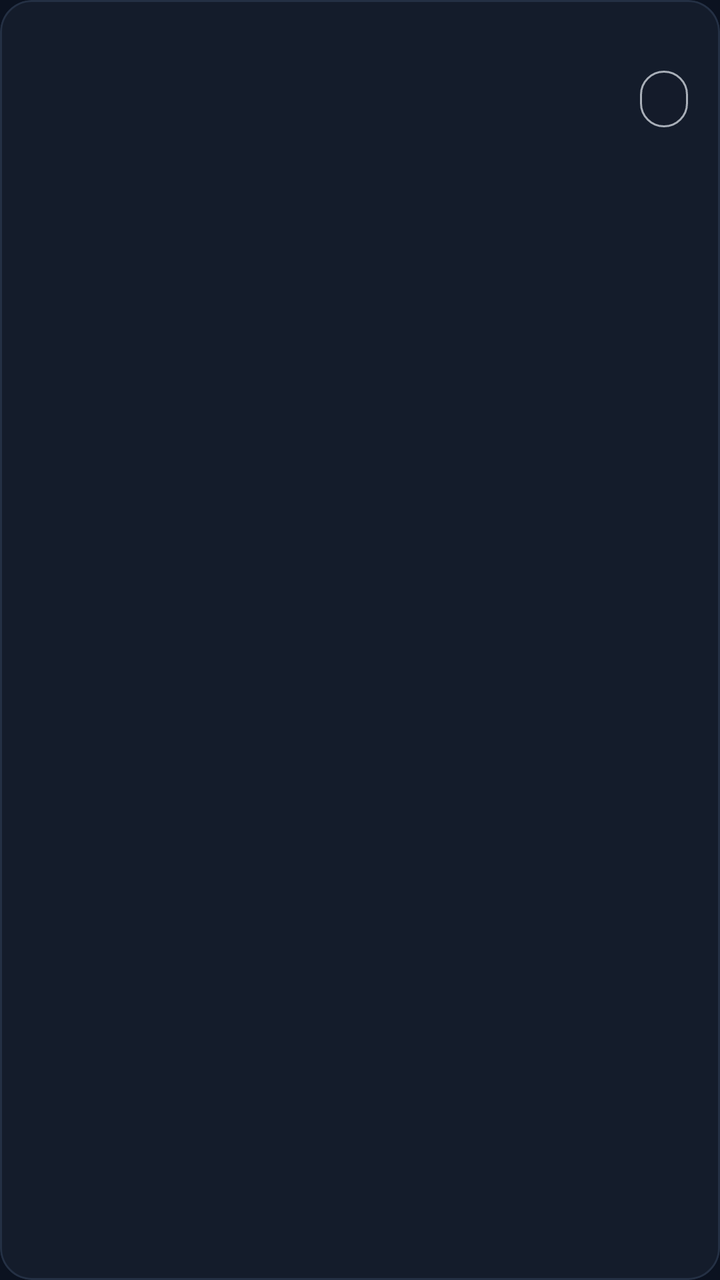
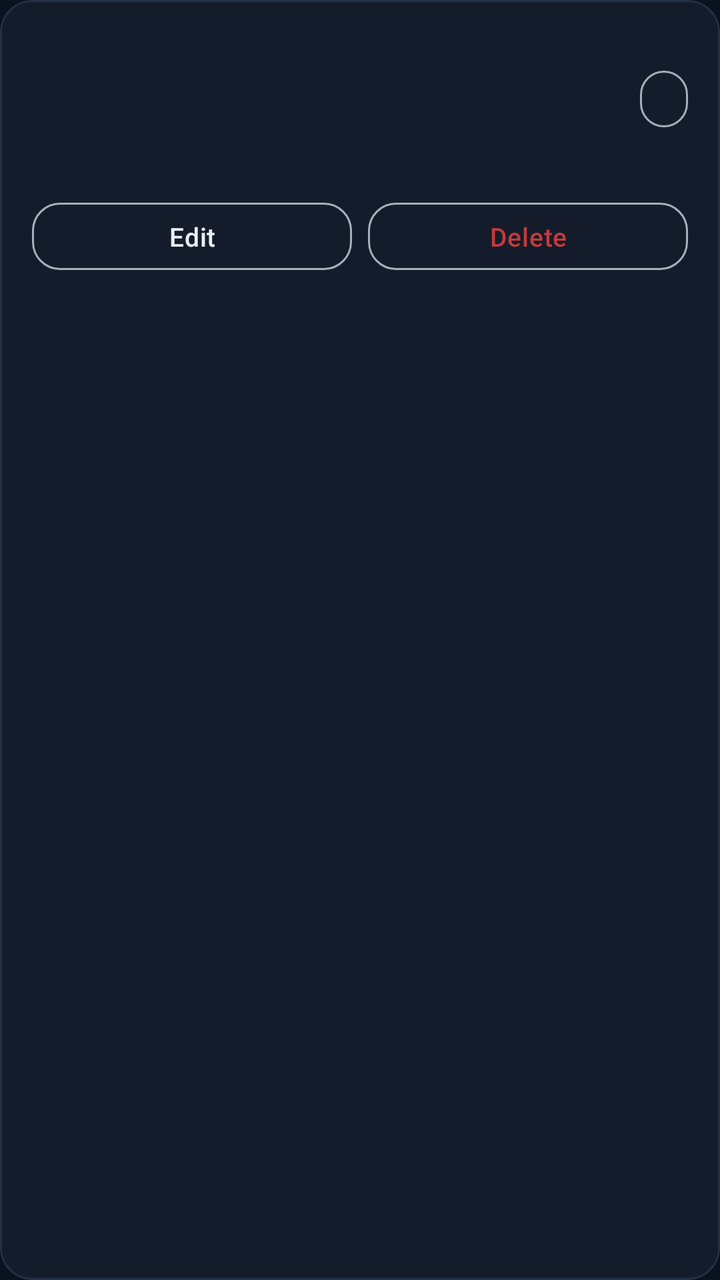

An Android layout rendered at two revisions. The XML below is the earlier revision; the diff shows what the commit changed to produce the second picture.
<!-- AndroidManifest.xml: application theme Theme.FaceVerifyKiosk -->
<!-- res/layout/item_student.xml -->
<?xml version="1.0" encoding="utf-8"?>
<com.google.android.material.card.MaterialCardView xmlns:android="http://schemas.android.com/apk/res/android"
    xmlns:app="http://schemas.android.com/apk/res-auto"
    android:layout_width="match_parent"
    android:layout_height="wrap_content"
    android:layout_marginHorizontal="4dp"
    android:layout_marginVertical="6dp"
    app:cardBackgroundColor="@color/ink_soft"
    app:cardCornerRadius="16dp"
    app:cardElevation="0dp"
    app:strokeColor="@color/slate"
    app:strokeWidth="1dp">

    <LinearLayout
        android:layout_width="match_parent"
        android:layout_height="wrap_content"
        android:gravity="center_vertical"
        android:orientation="horizontal"
        android:padding="16dp">

        <LinearLayout
            android:layout_width="0dp"
            android:layout_height="wrap_content"
            android:layout_weight="1"
            android:orientation="vertical">

            <TextView
                android:id="@+id/studentName"
                android:layout_width="match_parent"
                android:layout_height="wrap_content"
                android:textColor="@color/mist"
                android:textSize="17sp"
                android:fontFamily="sans-serif-medium" />

            <TextView
                android:id="@+id/studentRoll"
                android:layout_width="match_parent"
                android:layout_height="wrap_content"
                android:layout_marginTop="4dp"
                android:fontFamily="monospace"
                android:textColor="@color/teal_bright"
                android:textSize="14sp" />

            <TextView
                android:id="@+id/studentMeta"
                android:layout_width="match_parent"
                android:layout_height="wrap_content"
                android:layout_marginTop="4dp"
                android:textColor="@color/mist_dim"
                android:textSize="13sp" />
        </LinearLayout>

        <TextView
            android:id="@+id/studentStatus"
            android:layout_width="wrap_content"
            android:layout_height="wrap_content"
            android:background="@drawable/bg_connection_pill"
            android:paddingHorizontal="12dp"
            android:paddingVertical="6dp"
            android:textColor="@color/mist"
            android:textSize="12sp" />
    </LinearLayout>
</com.google.android.material.card.MaterialCardView>
<!-- resources referenced by this layout -->
<resources>
  <color name="ink_soft">#FF141C2B</color>
  <color name="mist">#FFE8EEF5</color>
  <color name="mist_dim">#B3E8EEF5</color>
  <color name="slate">#FF243044</color>
  <color name="teal_bright">#FF1BB8A5</color>
  <!-- drawable bg_connection_pill (drawable) -->
  <?xml version="1.0" encoding="utf-8"?>
  <shape xmlns:android="http://schemas.android.com/apk/res/android">
      <solid android:color="#99141C2B" />
      <corners android:radius="999dp" />
      <stroke
          android:width="1dp"
          android:color="@color/mist_dim" />
  </shape>
  <style name="Theme.FaceVerifyKiosk" parent="Theme.MaterialComponents.DayNight.NoActionBar">
          <item name="colorPrimary">@color/teal</item>
          <item name="colorPrimaryVariant">@color/ink_soft</item>
          <item name="colorSecondary">@color/amber</item>
          <item name="colorOnPrimary">@color/white</item>
          <item name="colorOnSecondary">@color/ink</item>
          <item name="android:statusBarColor">@color/ink</item>
          <item name="android:navigationBarColor">@color/ink</item>
          <item name="android:windowBackground">@color/ink</item>
          <item name="android:fontFamily">sans-serif-medium</item>
          <item name="materialButtonStyle">@style/Widget.FaceVerify.Button</item>
          <item name="textInputStyle">@style/Widget.FaceVerify.TextInput</item>
      </style>
  <color name="teal">#FF0F8A7A</color>
  <color name="amber">#FFE0A100</color>
  <color name="white">#FFFFFFFF</color>
  <color name="ink">#FF0B1220</color>
  <style name="Widget.FaceVerify.Button" parent="Widget.MaterialComponents.Button">
          <item name="android:textAllCaps">false</item>
          <item name="android:letterSpacing">0.02</item>
          <item name="cornerRadius">14dp</item>
          <item name="backgroundTint">@color/teal</item>
          <item name="android:minHeight">52dp</item>
          <item name="android:paddingLeft">20dp</item>
          <item name="android:paddingRight">20dp</item>
      </style>
  <style name="Widget.FaceVerify.TextInput" parent="Widget.MaterialComponents.TextInputLayout.OutlinedBox">
          <item name="boxBackgroundColor">@color/field_bg</item>
          <item name="boxStrokeColor">@color/teal</item>
          <item name="hintTextColor">@color/mist_dim</item>
          <item name="android:textColorHint">@color/mist_dim</item>
      </style>
  <color name="field_bg">#FF1A2436</color>
</resources>

<!-- the commit's change to res/layout/item_student.xml (unified diff, before → after) -->
@@ -14,50 +14,87 @@
     <LinearLayout
         android:layout_width="match_parent"
         android:layout_height="wrap_content"
-        android:gravity="center_vertical"
-        android:orientation="horizontal"
+        android:orientation="vertical"
         android:padding="16dp">
 
         <LinearLayout
-            android:layout_width="0dp"
+            android:layout_width="match_parent"
             android:layout_height="wrap_content"
-            android:layout_weight="1"
-            android:orientation="vertical">
+            android:gravity="center_vertical"
+            android:orientation="horizontal">
+
+            <LinearLayout
+                android:layout_width="0dp"
+                android:layout_height="wrap_content"
+                android:layout_weight="1"
+                android:orientation="vertical">
+
+                <TextView
+                    android:id="@+id/studentName"
+                    android:layout_width="match_parent"
+                    android:layout_height="wrap_content"
+                    android:fontFamily="sans-serif-medium"
+                    android:textColor="@color/mist"
+                    android:textSize="17sp" />
+
+                <TextView
+                    android:id="@+id/studentRoll"
+                    android:layout_width="match_parent"
+                    android:layout_height="wrap_content"
+                    android:layout_marginTop="4dp"
+                    android:fontFamily="monospace"
+                    android:textColor="@color/teal_bright"
+                    android:textSize="14sp" />
+
+                <TextView
+                    android:id="@+id/studentMeta"
+                    android:layout_width="match_parent"
+                    android:layout_height="wrap_content"
+                    android:layout_marginTop="4dp"
+                    android:textColor="@color/mist_dim"
+                    android:textSize="13sp" />
+            </LinearLayout>
 
             <TextView
-                android:id="@+id/studentName"
-                android:layout_width="match_parent"
+                android:id="@+id/studentStatus"
+                android:layout_width="wrap_content"
                 android:layout_height="wrap_content"
+                android:background="@drawable/bg_connection_pill"
+                android:paddingHorizontal="12dp"
+                android:paddingVertical="6dp"
                 android:textColor="@color/mist"
-                android:textSize="17sp"
-                android:fontFamily="sans-serif-medium" />
+                android:textSize="12sp" />
+        </LinearLayout>
 
-            <TextView
-                android:id="@+id/studentRoll"
-                android:layout_width="match_parent"
+        <LinearLayout
+            android:layout_width="match_parent"
+            android:layout_height="wrap_content"
+            android:layout_marginTop="12dp"
+            android:orientation="horizontal">
+
+            <com.google.android.material.button.MaterialButton
+                android:id="@+id/btnEdit"
+                style="@style/Widget.FaceVerify.Button.Ghost"
+                android:layout_width="0dp"
                 android:layout_height="wrap_content"
-                android:layout_marginTop="4dp"
-                android:fontFamily="monospace"
-                android:textColor="@color/teal_bright"
-                android:textSize="14sp" />
+                android:layout_marginEnd="8dp"
+                android:layout_weight="1"
+                android:minHeight="0dp"
+                android:paddingVertical="8dp"
+                android:text="@string/edit_student"
+                android:textSize="13sp" />
 
-            <TextView
-                android:id="@+id/studentMeta"
-                android:layout_width="match_parent"
+            <com.google.android.material.button.MaterialButton
+                android:id="@+id/btnDelete"
+                style="@style/Widget.FaceVerify.Button.Ghost"
+                android:layout_width="0dp"
                 android:layout_height="wrap_content"
-                android:layout_marginTop="4dp"
-                android:textColor="@color/mist_dim"
+                android:layout_weight="1"
+                android:minHeight="0dp"
+                android:paddingVertical="8dp"
+                android:text="@string/delete_student"
+                android:textColor="@color/fail"
                 android:textSize="13sp" />
         </LinearLayout>
-
-        <TextView
-            android:id="@+id/studentStatus"
-            android:layout_width="wrap_content"
-            android:layout_height="wrap_content"
-            android:background="@drawable/bg_connection_pill"
-            android:paddingHorizontal="12dp"
-            android:paddingVertical="6dp"
-            android:textColor="@color/mist"
-            android:textSize="12sp" />
     </LinearLayout>
 </com.google.android.material.card.MaterialCardView>
<!-- resource entries referenced after the edit -->
@@ -1,5 +1,6 @@
 <!-- resources referenced by this layout -->
 <resources>
+  <color name="fail">#FFC23B3B</color>
   <color name="ink_soft">#FF141C2B</color>
   <color name="mist">#FFE8EEF5</color>
   <color name="mist_dim">#B3E8EEF5</color>
@@ -14,6 +15,17 @@
           android:width="1dp"
           android:color="@color/mist_dim" />
   </shape>
+  <string name="delete_student">Delete</string>
+  <string name="edit_student">Edit</string>
+  <style name="Widget.FaceVerify.Button.Ghost" parent="Widget.MaterialComponents.Button.OutlinedButton">
+          <item name="android:textAllCaps">false</item>
+          <item name="strokeColor">@color/mist_dim</item>
+          <item name="strokeWidth">1dp</item>
+          <item name="cornerRadius">14dp</item>
+          <item name="android:textColor">@color/mist</item>
+          <item name="android:minHeight">48dp</item>
+          <item name="rippleColor">@color/teal_bright</item>
+      </style>
   <style name="Theme.FaceVerifyKiosk" parent="Theme.MaterialComponents.DayNight.NoActionBar">
           <item name="colorPrimary">@color/teal</item>
           <item name="colorPrimaryVariant">@color/ink_soft</item>
